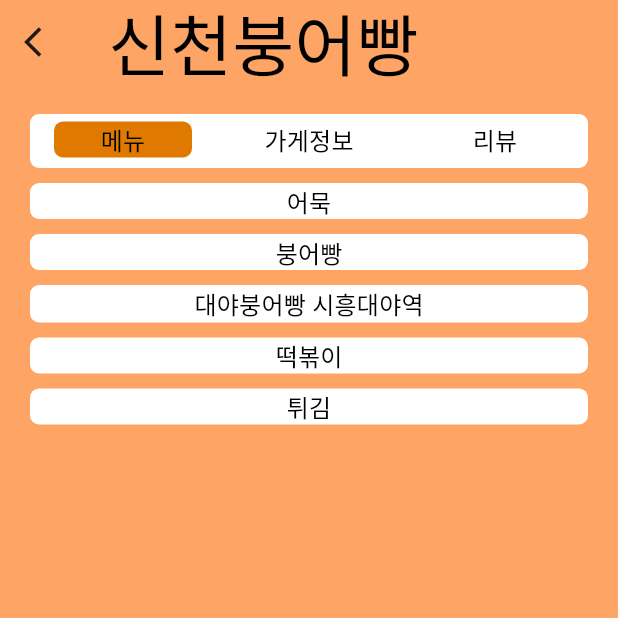
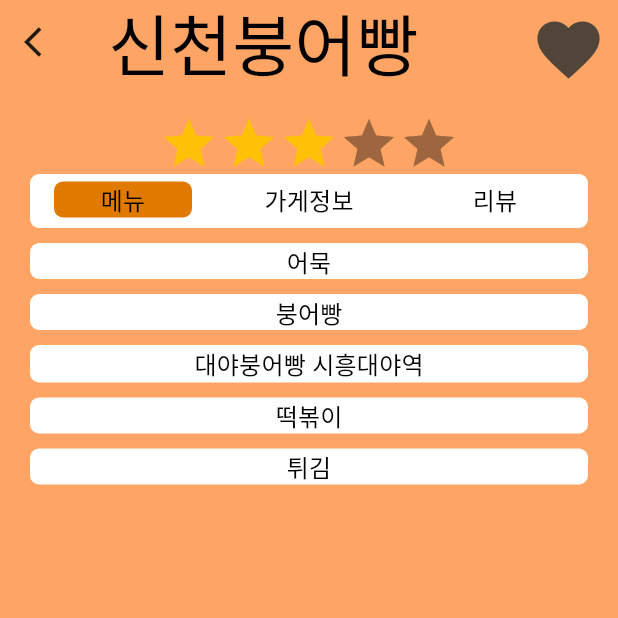
Before and after one commit to gkssk925/WinterFoodies, a Flutter app: the StoreDetailScreen screen opened by its route, on a phone screen of 412 x 824 dp, the top half of it. Run offline on Flutter 3.47's test engine with Material 2 defaults, Android fonts, the phone set to English and light mode, and no system bars; drawn by our look-alikes of flutter_rating_bar; our stand-ins replace flutter_native_splash, geolocator, google_fonts, google_maps_flutter, persistent_bottom_nav_bar.

Commit message:
가게상세 - 찜버튼, 별점 추가

```diff
--- a/lib/presentation/screens/store_detail/store_detail_screen.dart
+++ b/lib/presentation/screens/store_detail/store_detail_screen.dart
@@ -1,4 +1,5 @@
 import 'package:flutter/material.dart';
+import 'package:flutter_rating_bar/flutter_rating_bar.dart';
 import 'package:winter_foodies/config/my_colors.dart';
 import 'package:winter_foodies/constants/build_context_extensions.dart';
 import 'package:winter_foodies/constants/strings.dart';
@@ -26,15 +27,33 @@ class _StoreDetailScreenState extends State<StoreDetailScreen>
           style: context.displayMedium(),
         ),
         leading: IconButton(
+          onPressed: () {
+            Navigator.of(context).pop();
+          },
+          icon: Icon(Icons.arrow_back_ios),
+        ),
+        actions: [
+          IconButton(
+            icon: Icon(Icons.favorite),
+            iconSize: 50,
             onPressed: () {
-              Navigator.of(context).pop();
+              // 하트 버튼을 눌렀을 때의 동작
             },
-            icon: Icon(Icons.arrow_back_ios)),
+          ),
+        ],
         backgroundColor: MyColors.primary,
       ),
       body: Container(
         padding: const EdgeInsets.fromLTRB(20, 20, 20, 40),
         child: Column(children: [
+          RatingBar.builder(
+              initialRating: 3.0,
+              allowHalfRating: true,
+              itemBuilder: (context, _) => Icon(
+                    Icons.star,
+                    color: Colors.amber,
+                  ),
+              onRatingUpdate: (rating) {}),
           Container(
             padding: const EdgeInsets.symmetric(vertical: 5),
             decoration: BoxDecoration(
@@ -61,7 +80,7 @@ class _StoreDetailScreenState extends State<StoreDetailScreen>
                               : MyColors.white),
                       child: Center(
                         child: Text(
-                          '\메뉴',
+                          '메뉴',
                           style: context.titleMedium(),
                         ),
                       ),
--- a/pubspec.yaml
+++ b/pubspec.yaml
@@ -21,6 +21,7 @@ dependencies:
   google_maps_flutter: ^2.2.7
   geolocator: ^9.0.2
   persistent_bottom_nav_bar: ^5.0.2
+  flutter_rating_bar: ^4.0.1
 
 dev_dependencies:
   flutter_test:
```
Also changed, not shown: pubspec.lock.
